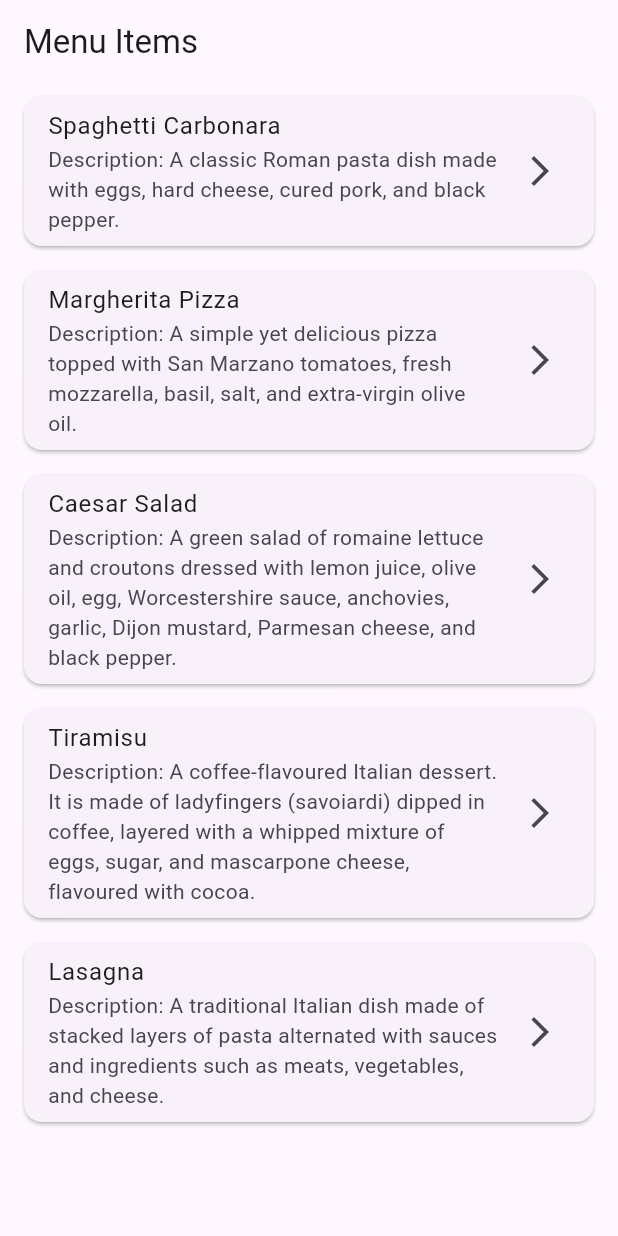
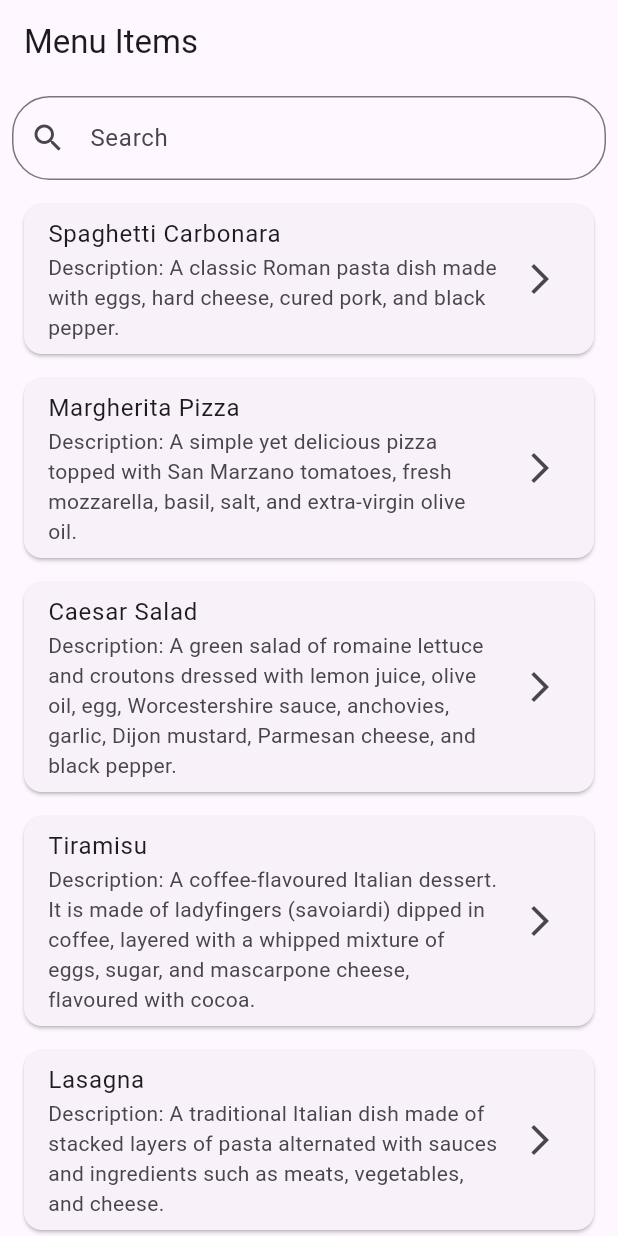
Before and after one commit to slateblua/exam_app, a Flutter app: the screen it shows after launch, on a phone screen of 412 x 824 dp. Run offline on Flutter 3.47's test engine with Material 3 defaults, Android fonts, the phone set to English and light mode, and no system bars; our stand-ins replace flutter_bloc.

Commit message:
Add search and more screen

```diff
--- a/lib/presentation/list.dart
+++ b/lib/presentation/list.dart
@@ -1,3 +1,5 @@
+import 'package:exam_app/data/menu_repo.dart';
+import 'package:exam_app/presentation/details.dart';
 import 'package:exam_app/presentation/list_bloc.dart';
 import 'package:exam_app/presentation/list_event.dart';
 import 'package:exam_app/presentation/list_state.dart';
@@ -28,6 +30,15 @@ class MenuItemWidget extends StatelessWidget {
         title: Text(item.title ?? "No title"),
         subtitle: Text('Description: ${item.description}'),
         trailing: const Icon(Icons.arrow_forward_ios),
+        onTap: () {
+          Navigator.push(
+            context,
+            MaterialPageRoute(
+              // no dependency injection used here for simplicity
+              builder: (context) => DetailsScreen(itemId: item.id, menuRepo: MenuRepoImpl()),
+            ),
+          );
+        },
       ),
     );
   }
@@ -36,6 +47,7 @@ class MenuItemWidget extends StatelessWidget {
 
 class MenuListWidgetState extends State<MenuListWidget> {
   final ScrollController controller = ScrollController();
+  String? _selectedCategory;
 
   @override
   void initState() {
@@ -54,7 +66,28 @@ class MenuListWidgetState extends State<MenuListWidget> {
   Widget build(BuildContext context) {
     return Scaffold(
       appBar: AppBar(title: const Text('Menu Items')),
-      body: BlocBuilder<ListBloc, ListState>(
+      body: Column(
+        children: [
+          Padding(
+            padding: const EdgeInsets.all(8.0),
+            child: TextField(
+              onChanged: (query) {
+                context.read<ListBloc>().add(SearchItems(query));
+              },
+              decoration: const InputDecoration(
+                labelText: "Search",
+                hintText: "Search",
+                prefixIcon: Icon(Icons.search),
+                border: OutlineInputBorder(
+                  borderRadius: BorderRadius.all(
+                    Radius.circular(25.0),
+                  ),
+                ),
+              ),
+            ),
+          ),
+          Expanded(
+            child: BlocBuilder<ListBloc, ListState>(
               builder: (BuildContext context, ListState state) {
                 if (state is ListItemsLoaded) {
                   return ListView.builder(
@@ -68,6 +101,9 @@ class MenuListWidgetState extends State<MenuListWidget> {
                 return const Center(child: CircularProgressIndicator());
               },
             ),
+          ),
+        ],
+      ),
     );
   }
 }
```
Also changed, not shown: lib/presentation/details.dart (+68 -0 lines), lib/presentation/details_bloc.dart (+20 -0 lines), lib/presentation/details_event.dart (+7 -0 lines), lib/presentation/details_state.dart (+19 -0 lines), lib/presentation/list_bloc.dart (+14 -0 lines). Lines whose indentation alone changed are shown as unchanged.
